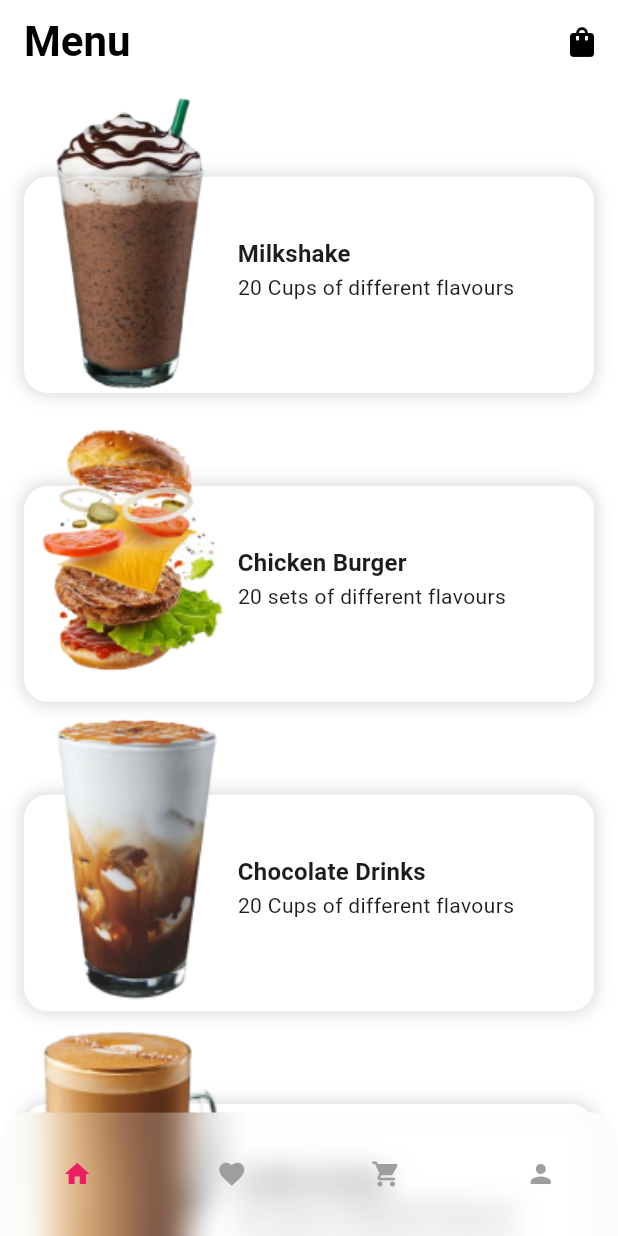
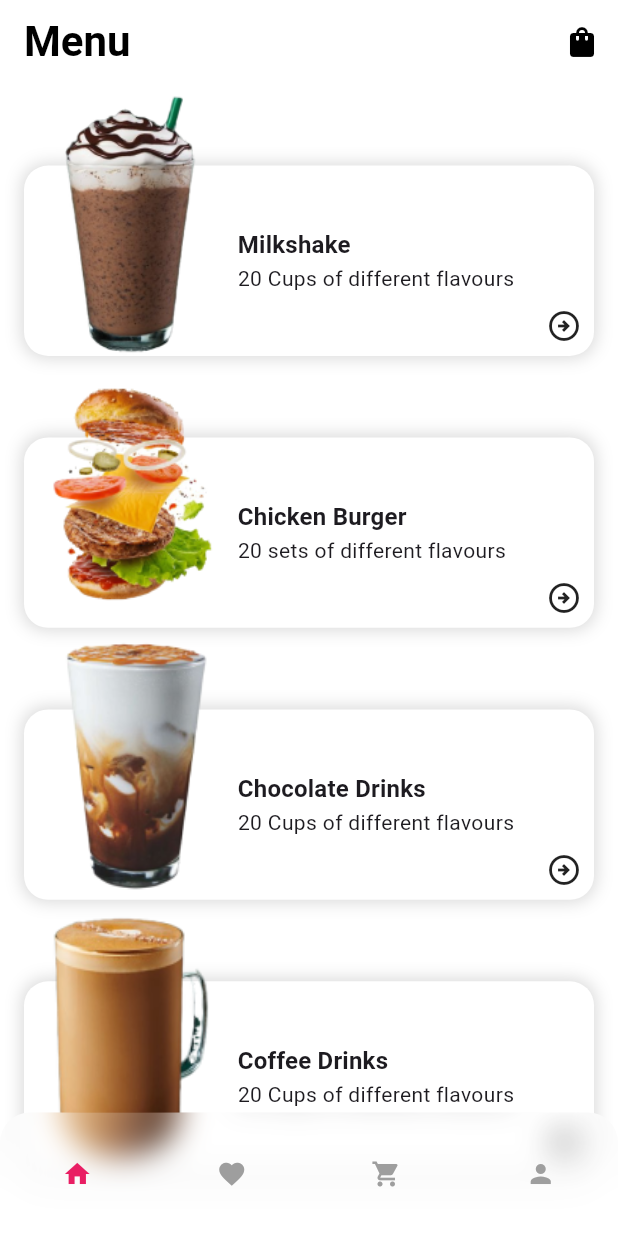
Before and after one commit to paolojoaquinp/burguer_menu_app, a Flutter app: the screen it shows after launch, on a phone screen of 412 x 824 dp. Run offline on Flutter 3.47's test engine with Material 3 defaults, Android fonts, the phone set to English and light mode, and no system bars.

Commit message:
feat: food menu card icon arrow and gesture detection functionality

```diff
--- a/lib/features/home_screen/presenter/home_screen.dart
+++ b/lib/features/home_screen/presenter/home_screen.dart
@@ -47,8 +47,8 @@ class HomeScreen extends StatelessWidget {
                       child: Transform.translate(
                         // from the bottom of the screen to the top
                         offset: Offset(0, MediaQuery.sizeOf(context).height * (1 - animation)),
-                        child: Container(
-                          height: MediaQuery.sizeOf(context).height * 0.25,
+                        child: SizedBox(
+                          height: MediaQuery.sizeOf(context).height * 0.22,
                           child: FoodMenuCard(foodMenu: FoodMealEntity.fakeMealFoodValues[index]),
                         ),
                       ),
--- a/lib/features/home_screen/presenter/widgets/food_menu_card.dart
+++ b/lib/features/home_screen/presenter/widgets/food_menu_card.dart
@@ -11,7 +11,9 @@ class FoodMenuCard extends StatelessWidget {
 
   @override
   Widget build(BuildContext context) {
-    return LayoutBuilder(
+    return GestureDetector(
+      onTap: () {},
+      child: LayoutBuilder(
         builder: (context, constraints) {
           return Stack(
             fit: StackFit.expand,
@@ -56,7 +58,7 @@ class FoodMenuCard extends StatelessWidget {
                           crossAxisAlignment: CrossAxisAlignment.start,
                           children: [
                             SizedBox(
-                            height: constraints.maxHeight * 0.2,
+                              height: constraints.maxHeight * 0.3,
                             ),
                             Text(
                               foodMenu.name,
@@ -73,9 +75,21 @@ class FoodMenuCard extends StatelessWidget {
                   ],
                 ),
               ),
+              const Positioned.fill(
+                child: Expanded(
+                  child: Padding(
+                    padding: EdgeInsets.all(8.0),
+                    child: Align(
+                      alignment: Alignment.bottomRight,
+                      child: Icon(Icons.arrow_circle_right_outlined),
+                    ),
+                  ),
+                ),
+              ),
             ],
           );
         },
+      ),
     );
   }
 }
```
Lines whose indentation alone changed are shown as unchanged.
